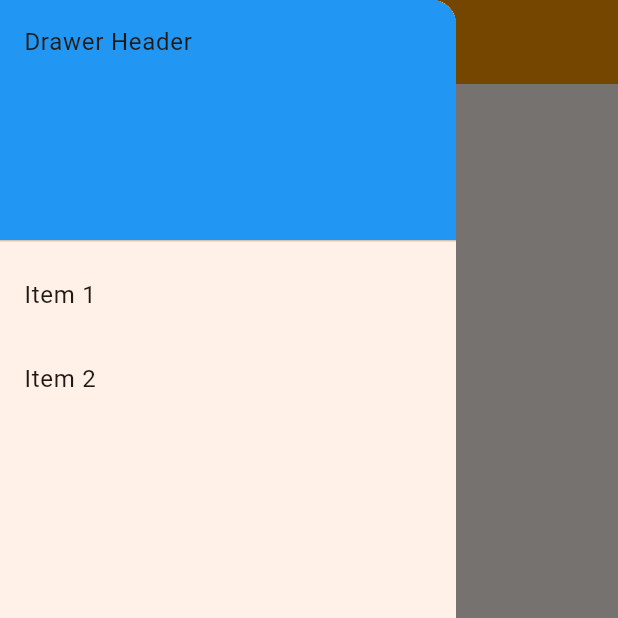
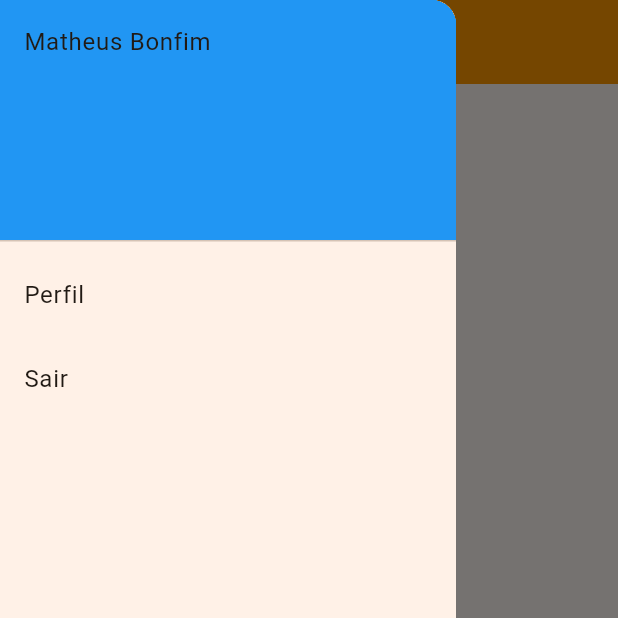
Before and after one commit to Bonfs/puc_medicine_app, a Flutter app: the screen it shows after launch, with the side drawer open, on a phone screen of 412 x 824 dp, the top half of it. Run offline on Flutter 3.47's test engine with Material 3 defaults, Android fonts, the light colour scheme and no system bars.

Commit message:
remove comments

```diff
--- a/lib/main.dart
+++ b/lib/main.dart
@@ -39,21 +39,15 @@ class MyApp extends StatelessWidget {
                 decoration: BoxDecoration(
                   color: Colors.blue,
                 ),
-                child: Text('Drawer Header'),
+                child: Text('Matheus Bonfim'),
               ),
               ListTile(
-                title: const Text('Item 1'),
-                onTap: () {
-                  // Update the state of the app.
-                  // ...
-                },
+                title: const Text('Perfil'),
+                onTap: () {},
               ),
               ListTile(
-                title: const Text('Item 2'),
-                onTap: () {
-                  // Update the state of the app.
-                  // ...
-                },
+                title: const Text('Sair'),
+                onTap: () {},
               ),
             ],
           ),
```
